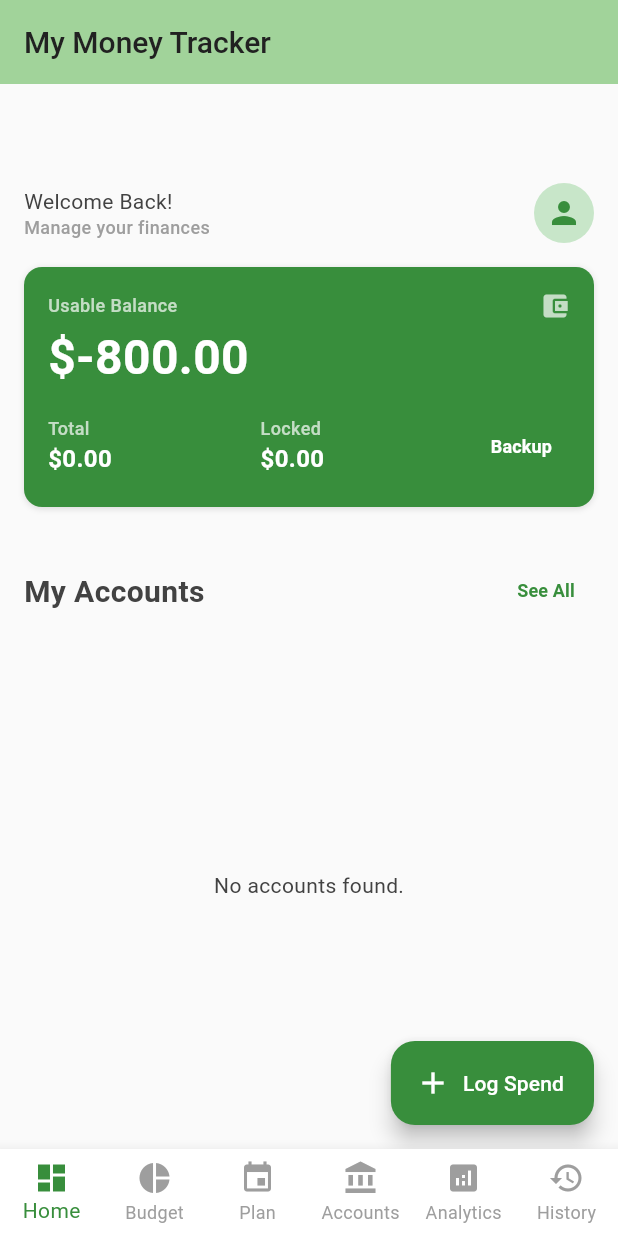
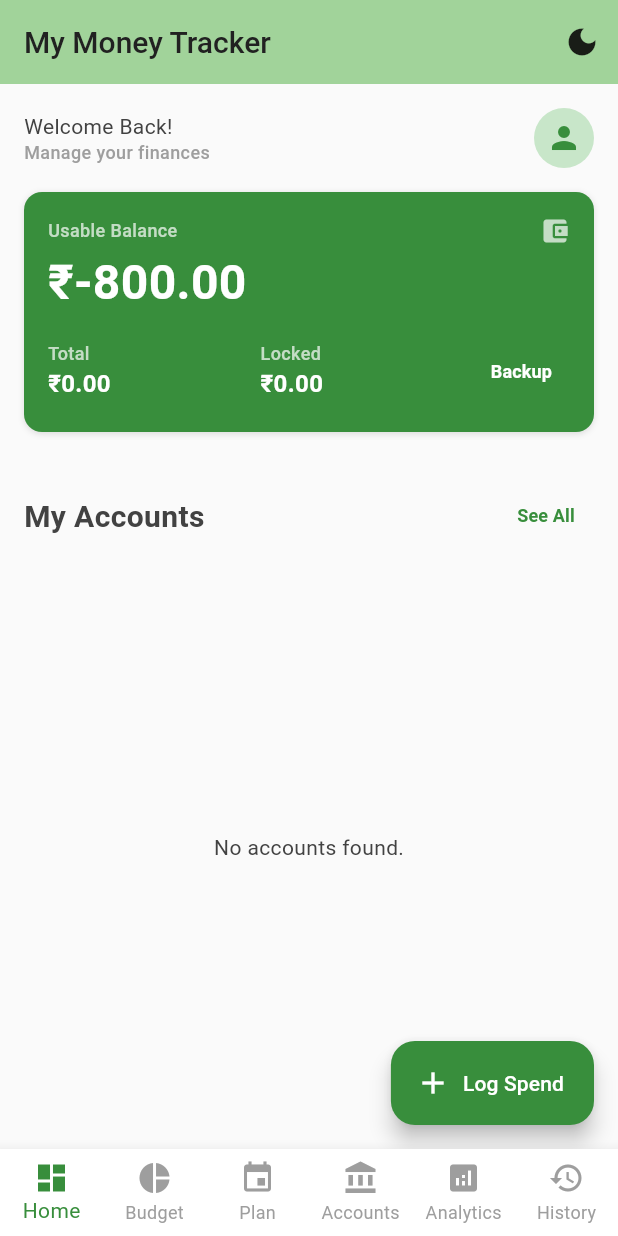
Before and after one commit to vyavahareyash/cashflow, a Flutter app: the screen it shows after launch, on a phone screen of 412 x 824 dp. Run offline on Flutter 3.47's test engine with Material 3 defaults, Android fonts, the phone set to English and light mode, and no system bars; our stand-ins replace file_picker, fl_chart, sqflite; accounts and stored records are empty.

Commit message:
design update

```diff
--- a/lib/main.dart
+++ b/lib/main.dart
@@ -21,8 +21,27 @@ void main() async {
   runApp(const MoneyTrackerApp());
 }
 
-class MoneyTrackerApp extends StatelessWidget {
+class MoneyTrackerApp extends StatefulWidget {
   const MoneyTrackerApp({super.key});
+
+  @override
+  State<MoneyTrackerApp> createState() => _MoneyTrackerAppState();
+}
+
+class _MoneyTrackerAppState extends State<MoneyTrackerApp> {
+  ThemeMode _themeMode = ThemeMode.system;
+
+  void _toggleTheme() {
+    setState(() {
+      if (_themeMode == ThemeMode.light) {
+        _themeMode = ThemeMode.dark;
+      } else if (_themeMode == ThemeMode.dark) {
+        _themeMode = ThemeMode.light;
+      } else {
+        _themeMode = ThemeMode.dark;
+      }
+    });
+  }
 
   @override
   Widget build(BuildContext context) {
@@ -104,14 +123,15 @@ class MoneyTrackerApp extends StatelessWidget {
           elevation: 8,
         ),
       ),
-      themeMode: ThemeMode.system,
-      home: const MainNavigationScreen(),
+      themeMode: _themeMode,
+      home: MainNavigationScreen(onThemeToggle: _toggleTheme),
     );
   }
 }
 
 class MainNavigationScreen extends StatefulWidget {
-  const MainNavigationScreen({super.key});
+  final VoidCallback onThemeToggle;
+  const MainNavigationScreen({super.key, required this.onThemeToggle});
 
   @override
   State<MainNavigationScreen> createState() => _MainNavigationScreenState();
@@ -141,6 +161,17 @@ class _MainNavigationScreenState extends State<MainNavigationScreen> {
     return Scaffold(
       appBar: AppBar(
         title: const Text('My Money Tracker'),
+        actions: [
+          IconButton(
+            onPressed: widget.onThemeToggle,
+            icon: Icon(
+              Theme.of(context).brightness == Brightness.dark
+                  ? Icons.light_mode
+                  : Icons.dark_mode,
+              color: Theme.of(context).colorScheme.onSurface,
+            ),
+          ),
+        ],
         backgroundColor: Theme.of(context).colorScheme.inversePrimary,
       ),
       body: _screens[_selectedIndex],
--- a/lib/screens/dashboard_screen.dart
+++ b/lib/screens/dashboard_screen.dart
@@ -55,7 +55,6 @@ class _DashboardScreenState extends State<DashboardScreen> {
         child: Column(
           crossAxisAlignment: CrossAxisAlignment.start,
           children: [
-            const SizedBox(height: 50),
             Row(
               mainAxisAlignment: MainAxisAlignment.spaceBetween,
               children: [
@@ -64,11 +63,15 @@ class _DashboardScreenState extends State<DashboardScreen> {
                   children: [
                     Text(
                       'Welcome Back!',
-                      style: AppTypography.bodyMedium.copyWith(color: AppColors.gray700),
+                      style: AppTypography.bodyMedium.copyWith(
+                        color: AppColors.gray700,
+                      ),
                     ),
                     Text(
                       'Manage your finances',
-                      style: AppTypography.labelSmall.copyWith(color: AppColors.gray400),
+                      style: AppTypography.labelSmall.copyWith(
+                        color: AppColors.gray400,
+                      ),
                     ),
                   ],
                 ),
@@ -91,14 +94,20 @@ class _DashboardScreenState extends State<DashboardScreen> {
                     children: [
                       Text(
                         'Usable Balance',
-                        style: AppTypography.labelSmall.copyWith(color: Colors.white70),
+                        style: AppTypography.labelSmall.copyWith(
+                          color: Colors.white70,
                         ),
-                      Icon(Icons.account_balance_wallet, color: Colors.white70, size: 20),
+                      ),
+                      Icon(
+                        Icons.account_balance_wallet,
+                        color: Colors.white70,
+                        size: 20,
+                      ),
                     ],
                   ),
                   const SizedBox(height: AppSpacing.xs),
                   Text(
-                    '\$${_usableBalance.toStringAsFixed(2)}',
+                    '\₹${_usableBalance.toStringAsFixed(2)}',
                     style: AppTypography.displayLarge.copyWith(
                       color: Colors.white,
                       fontWeight: FontWeight.bold,
@@ -110,11 +119,11 @@ class _DashboardScreenState extends State<DashboardScreen> {
                     children: [
                       _buildBalanceDetail(
                         'Total',
-                    '\$${_totalBalance.toStringAsFixed(2)}',
+                        '\₹${_totalBalance.toStringAsFixed(2)}',
                       ),
                       _buildBalanceDetail(
                         'Locked',
-                    '\$${_lockedAmount.toStringAsFixed(2)}',
+                        '\₹${_lockedAmount.toStringAsFixed(2)}',
                       ),
                       TextButton(
                         onPressed: () {
@@ -145,7 +154,9 @@ class _DashboardScreenState extends State<DashboardScreen> {
               children: [
                 Text(
                   'My Accounts',
-                  style: AppTypography.titleLarge.copyWith(fontWeight: FontWeight.bold),
+                  style: AppTypography.titleLarge.copyWith(
+                    fontWeight: FontWeight.bold,
+                  ),
                 ),
                 TextButton(
                   onPressed: () {
@@ -224,8 +235,10 @@ class _DashboardScreenState extends State<DashboardScreen> {
           style: AppTypography.labelSmall,
         ),
         trailing: Text(
-          '\$${acc.balance.toStringAsFixed(2)}',
-          style: AppTypography.titleMedium.copyWith(fontWeight: FontWeight.bold),
+          '\₹${acc.balance.toStringAsFixed(2)}',
+          style: AppTypography.titleMedium.copyWith(
+            fontWeight: FontWeight.bold,
+          ),
         ),
       ),
     );
@@ -258,7 +271,9 @@ class _DashboardScreenState extends State<DashboardScreen> {
                 children: [
                   Text(
                     'Log New Expense',
-                    style: AppTypography.titleLarge.copyWith(fontWeight: FontWeight.bold),
+                    style: AppTypography.titleLarge.copyWith(
+                      fontWeight: FontWeight.bold,
+                    ),
                   ),
                   const SizedBox(height: AppSpacing.lg),
                   TextField(
```
Also changed, not shown: lib/screens/accounts_screen.dart (+28 -23 lines), lib/screens/analytics_screen.dart (+73 -55 lines), lib/screens/backup_restore_screen.dart (+62 -0 lines), lib/screens/budget_screen.dart (+10 -14 lines), lib/screens/history_screen.dart (+20 -12 lines), lib/screens/planner_screen.dart (+24 -14 lines), lib/services/database_helper.dart (+7 -0 lines). Lines whose indentation alone changed are shown as unchanged.
